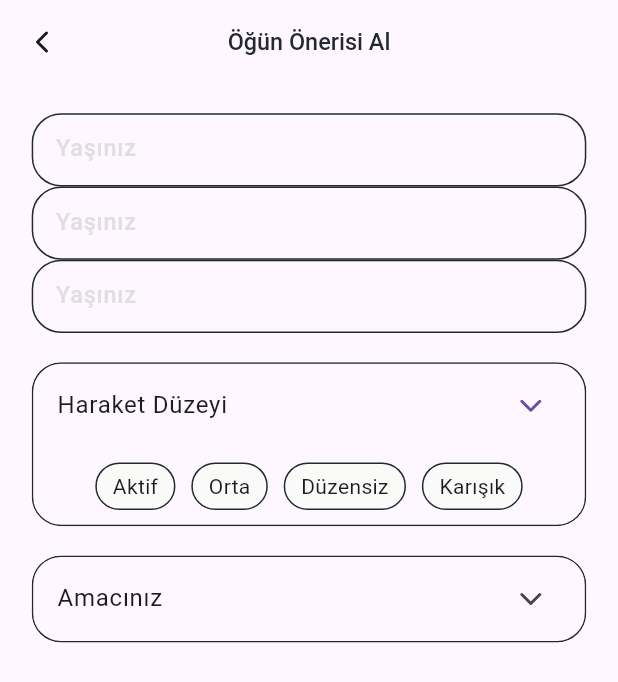
After one commit to Yusufesen1521/intellimeal_mobile, a Flutter app: the GetMealRecommendation screen opened by its route, after a tap on "Haraket Düzeyi", on a phone screen of 412 x 824 dp. The commit adds this screen. Shown: the top 682 px of the screen. Run offline on Flutter 3.47's test engine with Material 3 defaults, Android fonts, the phone set to English and light mode, and no system bars; our stand-ins replace flutter_screenutil, go_router, lucide_icons_flutter.

Commit message:
Add profile and home screens with routing; disable debug banner in main app

```diff
--- a/lib/main.dart
+++ b/lib/main.dart
@@ -15,6 +15,7 @@ class MyApp extends StatelessWidget {
       designSize: const Size(390, 844),
       minTextAdapt: true,
       builder: (context, child) => MaterialApp.router(
+        debugShowCheckedModeBanner: false,
         routerConfig: router,
       ),
     );
--- a/lib/routes/go_router.dart
+++ b/lib/routes/go_router.dart
@@ -1,7 +1,10 @@
 import 'package:go_router/go_router.dart';
 import 'package:intellimeal/screens/auth/signin/signin_screen.dart';
 import 'package:intellimeal/screens/auth/signup/signup_screen.dart';
+import 'package:intellimeal/screens/home/home_screen.dart';
 import 'package:intellimeal/screens/main/main_screen.dart';
+import 'package:intellimeal/screens/profile/get_meal_recommendation.dart';
+import 'package:intellimeal/screens/profile/profile_screen.dart';
 
 final router = GoRouter(
   routes: [
@@ -17,5 +20,19 @@ final router = GoRouter(
       path: '/signup',
       builder: (context, state) => const SignupScreen(),
     ),
+    GoRoute(
+      path: '/profile',
+      builder: (context, state) => const ProfileScreen(),
+      routes: [
+        GoRoute(
+          path: '/get-meal-recommendation',
+          builder: (context, state) => const GetMealRecommendation(),
+        ),
+      ],
+    ),
+    GoRoute(
+      path: '/home',
+      builder: (context, state) => const HomeScreen(),
+    ),
   ],
 );
--- /dev/null
+++ b/lib/screens/home/home_screen.dart
@@ -0,0 +1,24 @@
+import 'package:flutter/material.dart';
+
+class HomeScreen extends StatefulWidget {
+  const HomeScreen({super.key});
+
+  @override
+  State<HomeScreen> createState() => _HomeScreenState();
+}
+
+class _HomeScreenState extends State<HomeScreen> {
+  @override
+  Widget build(BuildContext context) {
+    return Scaffold(
+      appBar: AppBar(
+        title: Text('Home'),
+      ),
+      body: Column(
+        children: [
+          Text('Home'),
+        ],
+      ),
+    );
+  }
+}
--- a/lib/screens/main/main_screen.dart
+++ b/lib/screens/main/main_screen.dart
@@ -108,6 +108,25 @@ class MainScreen extends StatelessWidget {
                     ),
                   ),
                 ),
+                SizedBox(height: 20.h),
+                AppButton(
+                  onPressed: () {
+                    context.push('/profile');
+                  },
+                  backgroundColor: AppColors.appGreen,
+                  foregroundColor: AppColors.appWhite,
+                  borderRadius: BorderRadius.circular(20.r),
+                  width: 335.w,
+                  height: 55.h,
+                  child: Text(
+                    'Profile',
+                    style: TextStyle(
+                      fontSize: 16.sp,
+                      fontWeight: FontWeight.bold,
+                      color: AppColors.appBlack,
+                    ),
+                  ),
+                ),
               ],
             ),
           ),
--- /dev/null
+++ b/lib/screens/profile/get_meal_recommendation.dart
@@ -0,0 +1,179 @@
+import 'package:flutter/material.dart';
+import 'package:flutter_screenutil/flutter_screenutil.dart';
+import 'package:go_router/go_router.dart';
+import 'package:intellimeal/utils/app_colors.dart';
+import 'package:intellimeal/utils/widgets/apptextfield.dart';
+import 'package:lucide_icons_flutter/lucide_icons.dart';
+
+class GetMealRecommendation extends StatefulWidget {
+  const GetMealRecommendation({super.key});
+
+  @override
+  State<GetMealRecommendation> createState() => _GetMealRecommendationState();
+}
+
+class _GetMealRecommendationState extends State<GetMealRecommendation> {
+  @override
+  Widget build(BuildContext context) {
+    return Scaffold(
+      appBar: AppBar(
+        centerTitle: true,
+        title: Text(
+          'Öğün Önerisi Al',
+          style: TextStyle(
+            fontSize: 16.sp,
+            fontWeight: FontWeight.w500,
+            color: AppColors.appBlack,
+          ),
+        ),
+        leading: IconButton(
+          onPressed: () {
+            context.pop();
+          },
+          icon: Icon(LucideIcons.chevronLeft),
+        ),
+      ),
+      body: Padding(
+        padding: EdgeInsets.symmetric(horizontal: 20.w),
+        child: Column(
+          children: [
+            SizedBox(height: 20.h),
+            Apptextfield(
+              maxWidth: MediaQuery.of(context).size.width,
+              keyboardType: TextInputType.number,
+              hintText: 'Yaşınız',
+              onChanged: (value) {},
+            ),
+            Apptextfield(
+              maxWidth: MediaQuery.of(context).size.width,
+              keyboardType: TextInputType.number,
+              hintText: 'Yaşınız',
+              onChanged: (value) {},
+            ),
+            Apptextfield(
+              maxWidth: MediaQuery.of(context).size.width,
+              keyboardType: TextInputType.number,
+              hintText: 'Yaşınız',
+              onChanged: (value) {},
+            ),
+            SizedBox(height: 20.h),
+            ExpansionTile(
+              shape: RoundedRectangleBorder(
+                borderRadius: BorderRadius.circular(20.r),
+                side: BorderSide(color: AppColors.appBlack),
+              ),
+              collapsedShape: RoundedRectangleBorder(
+                borderRadius: BorderRadius.circular(20.r),
+                side: BorderSide(color: AppColors.appBlack),
+              ),
+              title: Text('Haraket Düzeyi'),
+              trailing: Icon(LucideIcons.chevronDown),
+              childrenPadding: EdgeInsets.symmetric(vertical: 10.h),
+              children: [
+                Wrap(
+                  spacing: 10.w,
+                  children: [
+                    Container(
+                      padding: EdgeInsets.symmetric(horizontal: 10.w, vertical: 5.h),
+                      decoration: BoxDecoration(
+                        color: AppColors.appWhite,
+                        borderRadius: BorderRadius.circular(20.r),
+                        border: Border.all(color: AppColors.appBlack),
+                      ),
+                      child: Text('Aktif'),
+                    ),
+                    Container(
+                      padding: EdgeInsets.symmetric(horizontal: 10.w, vertical: 5.h),
+                      decoration: BoxDecoration(
+                        color: AppColors.appWhite,
+                        borderRadius: BorderRadius.circular(20.r),
+                        border: Border.all(color: AppColors.appBlack),
+                      ),
+                      child: Text('Orta'),
+                    ),
+                    Container(
+                      padding: EdgeInsets.symmetric(horizontal: 10.w, vertical: 5.h),
+                      decoration: BoxDecoration(
+                        color: AppColors.appWhite,
+                        borderRadius: BorderRadius.circular(20.r),
+                        border: Border.all(color: AppColors.appBlack),
+                      ),
+                      child: Text('Düzensiz'),
+                    ),
+                    Container(
+                      padding: EdgeInsets.symmetric(horizontal: 10.w, vertical: 5.h),
+                      decoration: BoxDecoration(
+                        color: AppColors.appWhite,
+                        borderRadius: BorderRadius.circular(20.r),
+                        border: Border.all(color: AppColors.appBlack),
+                      ),
+                      child: Text('Karışık'),
+                    ),
+                  ],
+                ),
+              ],
+            ),
+            SizedBox(height: 20.h),
+            ExpansionTile(
+              shape: RoundedRectangleBorder(
+                borderRadius: BorderRadius.circular(20.r),
+                side: BorderSide(color: AppColors.appBlack),
+              ),
+              collapsedShape: RoundedRectangleBorder(
+                borderRadius: BorderRadius.circular(20.r),
+                side: BorderSide(color: AppColors.appBlack),
+              ),
+              title: Text('Amacınız'),
+              trailing: Icon(LucideIcons.chevronDown),
+              childrenPadding: EdgeInsets.symmetric(vertical: 10.h),
+              children: [
+                Wrap(
+                  spacing: 10.w,
+                  runSpacing: 10.h,
+                  children: [
+                    Container(
+                      padding: EdgeInsets.symmetric(horizontal: 10.w, vertical: 5.h),
+                      decoration: BoxDecoration(
+                        color: AppColors.appWhite,
+                        borderRadius: BorderRadius.circular(20.r),
+                        border: Border.all(color: AppColors.appBlack),
+                      ),
+                      child: Text('Kilo Vermek'),
+                    ),
+                    Container(
+                      padding: EdgeInsets.symmetric(horizontal: 10.w, vertical: 5.h),
+                      decoration: BoxDecoration(
+                        color: AppColors.appWhite,
+                        borderRadius: BorderRadius.circular(20.r),
+                        border: Border.all(color: AppColors.appBlack),
+                      ),
+                      child: Text('Kilo Kaybetmek'),
+                    ),
+                    Container(
+                      padding: EdgeInsets.symmetric(horizontal: 10.w, vertical: 5.h),
+                      decoration: BoxDecoration(
+                        color: AppColors.appWhite,
+                        borderRadius: BorderRadius.circular(20.r),
+                        border: Border.all(color: AppColors.appBlack),
+                      ),
+                      child: Text('Kilo Koruma'),
+                    ),
+                    Container(
+                      padding: EdgeInsets.symmetric(horizontal: 10.w, vertical: 5.h),
+                      decoration: BoxDecoration(
+                        color: AppColors.appWhite,
+                        borderRadius: BorderRadius.circular(20.r),
+                        border: Border.all(color: AppColors.appBlack),
+                      ),
+                      child: Text('Sağlık'),
+                    ),
+                  ],
+                ),
+              ],
+            ),
+          ],
+        ),
+      ),
+    );
+  }
+}
--- /dev/null
+++ b/lib/screens/profile/profile_screen.dart
@@ -0,0 +1,168 @@
+import 'package:flutter/material.dart';
+import 'package:flutter_screenutil/flutter_screenutil.dart';
+import 'package:go_router/go_router.dart';
+import 'package:intellimeal/utils/app_colors.dart';
+import 'package:intellimeal/utils/widgets/appbutton.dart';
+import 'package:lucide_icons_flutter/lucide_icons.dart';
+
+class ProfileScreen extends StatefulWidget {
+  const ProfileScreen({super.key});
+
+  @override
+  State<ProfileScreen> createState() => _ProfileScreenState();
+}
+
+class _ProfileScreenState extends State<ProfileScreen> {
+  @override
+  Widget build(BuildContext context) {
+    return Scaffold(
+      appBar: AppBar(
+        automaticallyImplyLeading: false,
+        title: Text(
+          'Profilim',
+          style: TextStyle(
+            fontSize: 32.sp,
+            fontWeight: FontWeight.w500,
+            color: AppColors.appBlack,
+          ),
+        ),
+        actions: [
+          IconButton(
+            onPressed: () {},
+            icon: Icon(LucideIcons.settings),
+          ),
+        ],
+      ),
+      body: Column(
+        children: [
+          Row(
+            mainAxisAlignment: MainAxisAlignment.spaceEvenly,
+            children: [
+              Container(
+                padding: EdgeInsets.all(12.r),
+                width: 100.w,
+                height: 100.h,
+                decoration: BoxDecoration(
+                  borderRadius: BorderRadius.circular(20.r),
+                  color: AppColors.appPurple,
+                ),
+                child: Padding(
+                  padding: EdgeInsets.only(top: 8.r),
+                  child: Column(
+                    mainAxisAlignment: MainAxisAlignment.start,
+                    crossAxisAlignment: CrossAxisAlignment.start,
+                    children: [
+                      Text(
+                        'Kilo',
+                        style: TextStyle(
+                          fontSize: 14.sp,
+                          fontWeight: FontWeight.w400,
+                          color: AppColors.appBlack,
+                        ),
+                      ),
+                      Text(
+                        '60 kg',
+                        style: TextStyle(
+                          fontSize: 16.sp,
+                          fontWeight: FontWeight.w500,
+                          color: AppColors.appBlack,
+                        ),
+                      ),
+                    ],
+                  ),
+                ),
+              ),
+              Container(
+                padding: EdgeInsets.all(12.r),
+                width: 100.w,
+                height: 100.h,
+                decoration: BoxDecoration(
+                  borderRadius: BorderRadius.circular(20.r),
+                  color: AppColors.appYellow,
+                ),
+                child: Padding(
+                  padding: EdgeInsets.only(top: 8.r),
+                  child: Column(
+                    mainAxisAlignment: MainAxisAlignment.start,
+                    crossAxisAlignment: CrossAxisAlignment.start,
+                    children: [
+                      Text(
+                        'Vücut Yağ Oranı',
+                        style: TextStyle(
+                          fontSize: 14.sp,
+                          fontWeight: FontWeight.w400,
+                          color: AppColors.appBlack,
+                        ),
+                      ),
+                      Text(
+                        '20%',
+                        style: TextStyle(
+                          fontSize: 16.sp,
+                          fontWeight: FontWeight.w500,
+                          color: AppColors.appBlack,
+                        ),
+                      ),
+                    ],
+                  ),
+                ),
+              ),
+              Container(
+                padding: EdgeInsets.all(12.r),
+                width: 100.w,
+                height: 100.h,
+                decoration: BoxDecoration(
+                  borderRadius: BorderRadius.circular(20.r),
+                  color: AppColors.appLightBlue,
+                ),
+                child: Padding(
+                  padding: EdgeInsets.only(top: 8.r),
+                  child: Column(
+                    mainAxisAlignment: MainAxisAlignment.start,
+                    crossAxisAlignment: CrossAxisAlignment.start,
+                    children: [
+                      Text(
+                        'Vücut Kitle Endeksi',
+                        style: TextStyle(
+                          fontSize: 14.sp,
+                          fontWeight: FontWeight.w400,
+                          color: AppColors.appBlack,
+                        ),
+                      ),
+                      Text(
+                        '25',
+                        style: TextStyle(
+                          fontSize: 16.sp,
+                          fontWeight: FontWeight.w500,
+                          color: AppColors.appBlack,
+                        ),
+                      ),
+                    ],
+                  ),
+                ),
+              ),
+            ],
+          ),
+          SizedBox(height: 20.h),
+          AppButton(
+            onPressed: () {
+              context.push('/profile/get-meal-recommendation');
+            },
+            backgroundColor: AppColors.appGreen,
+            foregroundColor: AppColors.appWhite,
+            borderRadius: BorderRadius.circular(20.r),
+            width: 335.w,
+            height: 50.h,
+            child: Text(
+              'Öğün Önerisi Al',
+              style: TextStyle(
+                fontSize: 16.sp,
+                fontWeight: FontWeight.w500,
+                color: AppColors.appBlack,
+              ),
+            ),
+          ),
+        ],
+      ),
+    );
+  }
+}
```
